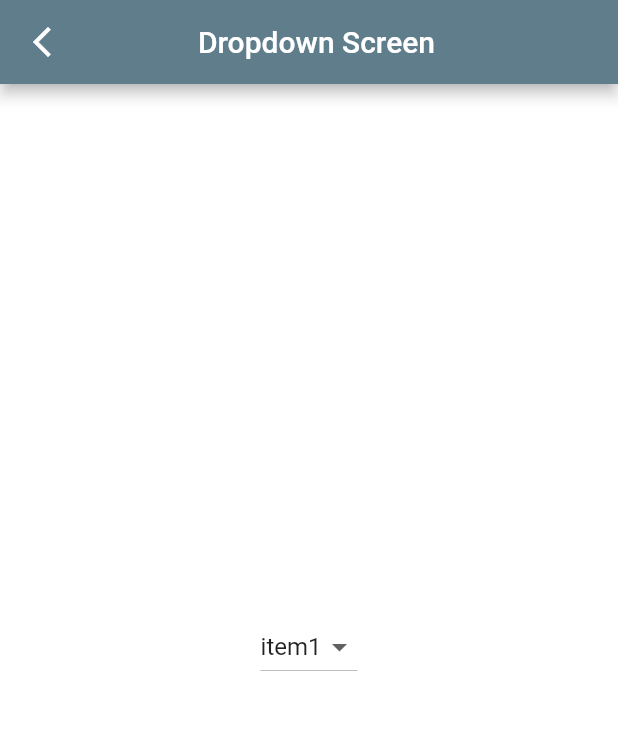
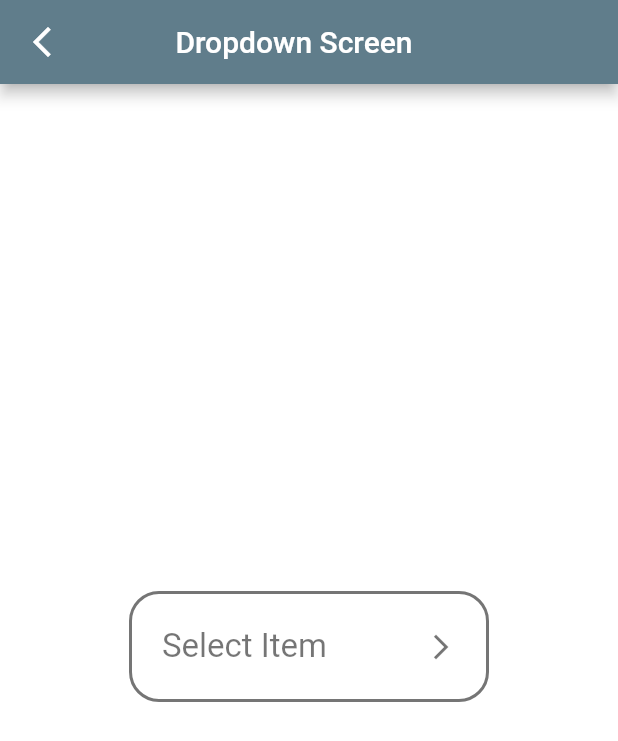
Before and after one commit to vibhorV5/getx_tasks, a Flutter app: the DropdownScreen screen opened by its route, on a phone screen of 412 x 824 dp. Shown: the top 741 px of the screen. Run offline on Flutter 3.47's test engine with Material 2 defaults, Android fonts, the light colour scheme and no system bars; our stand-ins replace get.

Commit message:
Dropdown graphics fixed

```diff
--- a/lib/Screens/Dropdown/Controller/dropdown_controller.dart
+++ b/lib/Screens/Dropdown/Controller/dropdown_controller.dart
@@ -1,15 +1,19 @@
 import 'package:get/get.dart';
 
 class DropdownController extends GetxController {
-  final selected = 'item1'.obs;
+  RxString selected = "".obs;
 
-  final listItems = [
-    'item1',
-    'item2',
-    'item3',
-    'item4',
-    'item5',
-    'item6',
+  final listType = [
+    'Item1',
+    'Item2',
+    'Item3',
+    'Item4',
+    'Item5',
+    'Item6',
+    'Item7',
+    'Item8',
+    'Item9',
+    'Item10',
   ];
 
   void setSelected(String value) {
--- a/lib/Screens/Dropdown/View/dropdown_screen.dart
+++ b/lib/Screens/Dropdown/View/dropdown_screen.dart
@@ -10,6 +10,7 @@ class DropdownScreen extends StatefulWidget {
 }
 
 class _DropdownScreenState extends State<DropdownScreen> {
+  // String? _chosenValue;
   final dropdownController = Get.put(DropdownController());
 
   @override
@@ -24,7 +25,7 @@ class _DropdownScreenState extends State<DropdownScreen> {
           child: const Icon(Icons.arrow_back_ios_new_outlined),
         ),
         title: const Padding(
-            padding: EdgeInsets.only(left: 60), child: Text('Dropdown Screen')),
+            padding: EdgeInsets.only(left: 45), child: Text('Dropdown Screen')),
       ),
       body: SingleChildScrollView(
         child: Container(
@@ -34,27 +35,119 @@ class _DropdownScreenState extends State<DropdownScreen> {
           child: Column(
             mainAxisAlignment: MainAxisAlignment.center,
             children: [
-              Obx(
-                () => DropdownButton(
-                  hint: const Text(
-                    'Items',
-                  ),
-                  onChanged: (newValue) {
-                    dropdownController.setSelected(newValue!);
-                  },
-                  value: dropdownController.selected.value,
-                  items: dropdownController.listItems.map(
-                    (selectedType) {
-                      return DropdownMenuItem(
-                        child: Text(
-                          selectedType,
-                        ),
-                        value: selectedType,
-                      );
-                    },
-                  ).toList(),
+              Container(
+                padding: const EdgeInsets.symmetric(horizontal: 20),
+                width: 240,
+                decoration: BoxDecoration(
+                    borderRadius: BorderRadius.circular(20),
+                    border: Border.all(color: Colors.black54, width: 2)),
+                child: DropdownButtonHideUnderline(
+                  child: Obx(() {
+                    return DropdownButton<String>(
+                      isExpanded: true,
+                      iconSize: 60,
+                      itemHeight: 70,
+                      menuMaxHeight: 350,
+                      borderRadius: BorderRadius.circular(20),
+                      icon: const Icon(
+                        Icons.arrow_forward_ios_sharp,
+                        color: Colors.black54,
+                        size: 0,
+                      ),
+                      focusColor: Colors.white,
+                      value: dropdownController.selected.value == ""
+                          ? null
+                          : dropdownController.selected.value,
+                      style: const TextStyle(color: Colors.white),
+                      iconEnabledColor: Colors.black,
+                      items: dropdownController.listType.map((selectedType) {
+                        return DropdownMenuItem(
+                          // <String>[
+                          //   'Item1',
+                          //   'Item2',
+                          //   'Item3',
+                          //   'Item4',
+                          //   'Item5',
+                          //   'Item6',
+                          //   'Item7',
+                          //   'Item8',
+                          //   'Item9',
+                          // ].map<DropdownMenuItem<String>>((String value) {
+                          //   return DropdownMenuItem<String>(
+                          //     value: value,
+                          // child: SizedBox(
+                          //   width: 800,
+                          //   child: Text(
+                          //     value,
+                          //     style: const TextStyle(
+                          //       color: Colors.black87,
+                          //       fontSize: 22,
+                          //       fontWeight: FontWeight.w400,
+                          //     ),
+                          //   ),
+                          // ),
+                          //   );
+                          // }).toList()
+                          value: selectedType,
+                          child: SizedBox(
+                            width: 800,
+                            child: Text(
+                              selectedType,
+                              style: const TextStyle(
+                                color: Colors.black87,
+                                fontSize: 22,
+                                fontWeight: FontWeight.w400,
+                              ),
+                            ),
+                          ),
+                        );
+                      }).toList(),
+                      hint: Row(
+                        mainAxisAlignment: MainAxisAlignment.spaceBetween,
+                        children: const [
+                          Text(
+                            'Select Item',
+                            style: TextStyle(
+                              color: Colors.black54,
+                              fontSize: 22,
+                              fontWeight: FontWeight.w400,
+                            ),
+                          ),
+                          Icon(
+                            Icons.arrow_forward_ios_sharp,
+                            color: Colors.black54,
+                            size: 20,
+                          ),
+                        ],
+                      ),
+                      onChanged: (newValue) {
+                        dropdownController.setSelected(newValue!);
+                      },
+                    );
+                  }),
                 ),
               ),
+              // Obx(
+              //   () => DropdownButton(
+              //     hint: const Text(
+              //       'Items',
+              //     ),
+              //     onChanged: (newValue) {
+              //       dropdownController.setSelected(newValue!);
+              //     },
+              //     value: dropdownController.selected.value,
+              //     items: dropdownController.listItems.map(
+              //       (selectedType) {
+              //         return DropdownMenuItem(
+              //           child: Text(
+              //             selectedType,
+              //           ),
+              //           value: selectedType,
+              //         );
+              //       },
+              //     ).toList(),
+              //   ),
+              // ),
             ],
           ),
         ),
```
